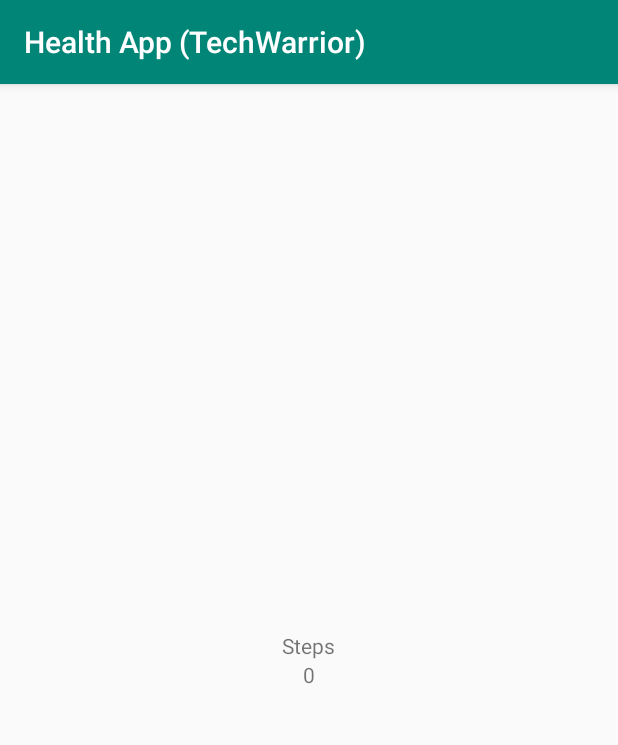
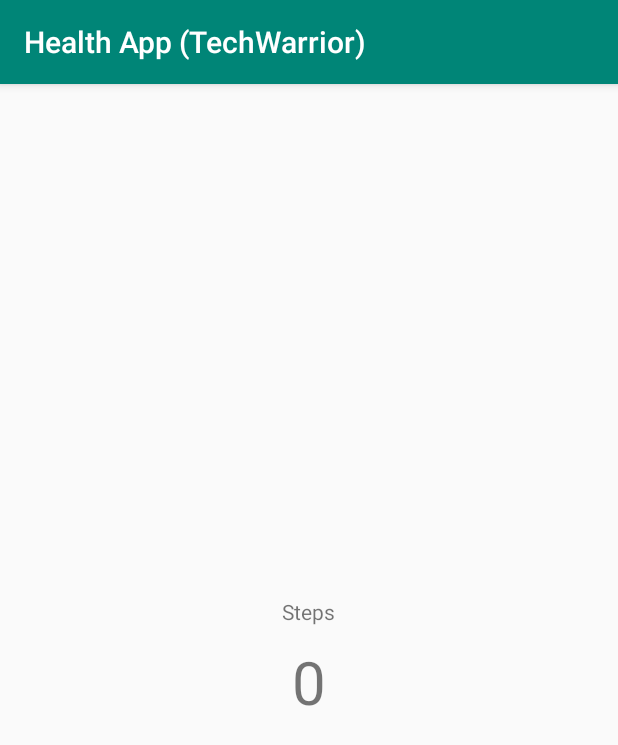
Before and after one commit to arushi1998/HealthAppTechWarrior, an Android app: the steps screen opened directly, with no data from a screen before it, on a phone screen of 412 x 824 dp. Shown: the top 745 px of the screen. Run offline under Robolectric (Android 15) with nearby library versions, the phone set to English and light mode, and no system bars.

Commit message:
commit done

```diff
--- a/app/src/main/AndroidManifest.xml
+++ b/app/src/main/AndroidManifest.xml
@@ -17,7 +17,9 @@
             </intent-filter>
         </activity>
         <activity android:name=".details" />
-        <activity android:name=".steps"></activity>
+        <activity android:name=".steps" />
+        <activity android:name=".bmi" />
+        <activity android:name=".two_buttons"></activity>
     </application>
 
 </manifest>
--- a/app/src/main/java/com/example/arush/healthapptechwarrior/steps.java
+++ b/app/src/main/java/com/example/arush/healthapptechwarrior/steps.java
@@ -1,13 +1,159 @@
 package com.example.arush.healthapptechwarrior;
 
+import android.content.Context;
+import android.hardware.Sensor;
+import android.hardware.SensorEvent;
+import android.hardware.SensorEventListener;
+import android.hardware.SensorManager;
 import android.support.v7.app.AppCompatActivity;
 import android.os.Bundle;
+import android.widget.TextView;
+import android.widget.Toast;
 
-public class steps extends AppCompatActivity {
+public class steps extends AppCompatActivity implements SensorEventListener {
+
+    SensorManager sensorManager;
+    TextView tv_steps;
+    boolean running = false;
 
     @Override
     protected void onCreate(Bundle savedInstanceState) {
         super.onCreate(savedInstanceState);
         setContentView(R.layout.activity_steps);
+
+        tv_steps = findViewById(R.id.tv_steps);
+        sensorManager = (SensorManager) getSystemService(Context.SENSOR_SERVICE);
     }
+
+    @Override
+    protected void onResume() {
+        super.onResume();
+        running = true;
+        Sensor countSensor = sensorManager.getDefaultSensor(Sensor.TYPE_STEP_COUNTER);
+        if (countSensor != null) {
+            sensorManager.registerListener(this, countSensor, SensorManager.SENSOR_DELAY_UI);
+        } else {
+            Toast.makeText(this, "Sensor not found..!!", Toast.LENGTH_LONG).show();
+        }
+    }
+
+    @Override
+    protected void onPause() {
+        super.onPause();
+        running = false;
+        //if you unregister the hardware will stop detecting steps
+        //sensorManager.unregisterListener(this);
+    }
+
+    @Override
+    public void onSensorChanged(SensorEvent event) {
+        if (running) {
+            tv_steps.setText(String.valueOf(event.values[0]));
+        }
+    }
+
+    @Override
+    public void onAccuracyChanged(Sensor sensor, int accuracy) {
+
+    }
+
+
+
+
+
+
+
+
+
+
+
+
+
+
+
+
+
+
+
+
+
+
+
+
+
+
+
+
+
+
+
+
+
+
+
+
+
+
+
+
+
+
+
+
+
+
+
+
+
+
+
+
+
+
+
+
+
+
+
+
+
+
+
+
+
+
+
+
+
+
+
+
+
+
+
+
+
+
+
+
+
+
+
+
+
+
+
+
+
+
+
+
+
+
+
+
+
+
+
+
 }
--- a/app/src/main/res/layout/activity_steps.xml
+++ b/app/src/main/res/layout/activity_steps.xml
@@ -17,7 +17,9 @@
 
     <TextView
         android:id="@+id/tv_steps"
+        android:layout_marginTop="10dp"
         android:layout_width="wrap_content"
         android:layout_height="wrap_content"
-        android:text="0" />
+        android:text="0"
+        android:textSize="40dp"/>
 </LinearLayout>
```
Also changed, not shown: app/src/main/java/com/example/arush/healthapptechwarrior/bmi.java (added, +20 -0 lines), app/src/main/java/com/example/arush/healthapptechwarrior/two_buttons.java (added, +24 -0 lines), app/src/main/res/layout/activity_bmi.xml (added, +20 -0 lines), app/src/main/res/layout/activity_details.xml (+4 -3 lines), app/src/main/res/layout/activity_two_buttons.xml (added, +40 -0 lines).
